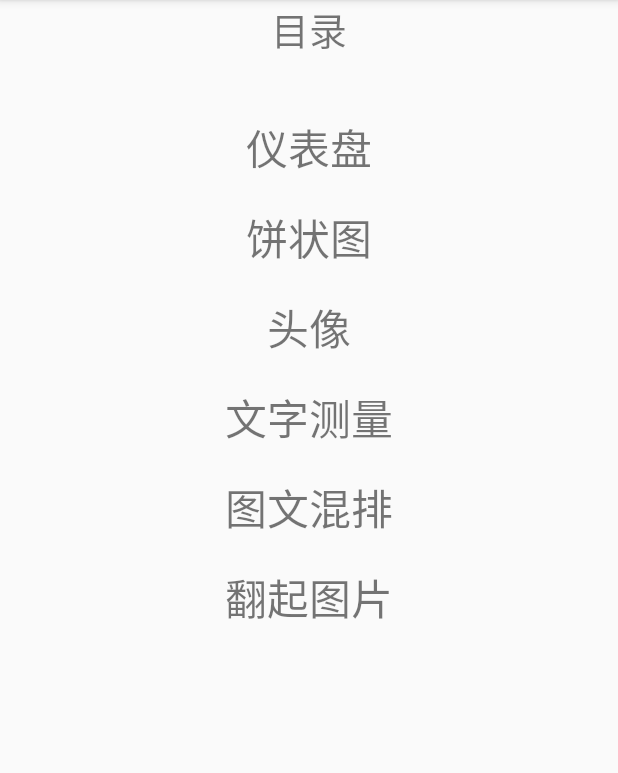
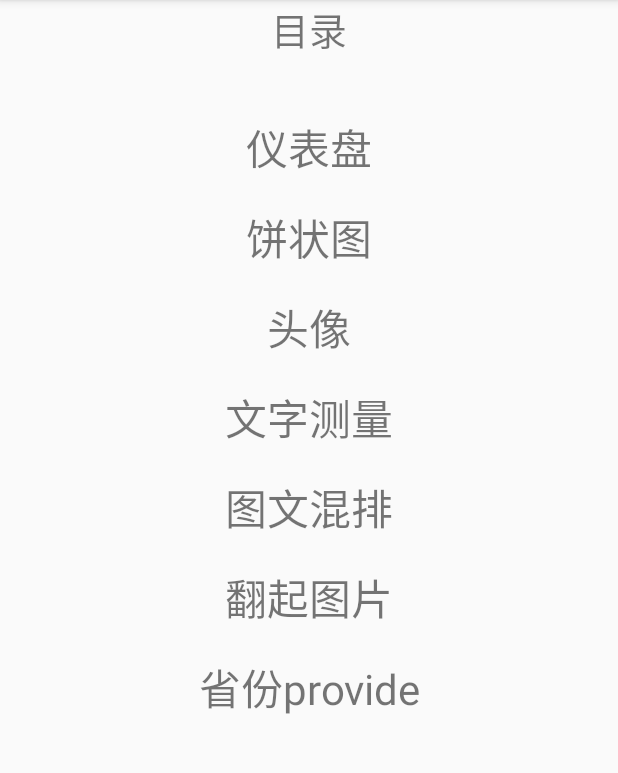
Before and after one commit to hnsojohnny/CustomizeLn, an Android app: the CustomHomeActivity screen opened directly, with no data from a screen before it, on a phone screen of 412 x 824 dp, the part 84-857 px from its top. Run offline under Robolectric (Android 15) with nearby library versions, the phone set to English and light mode, and no system bars.

Commit message:
提交taglayout

```diff
--- a/app/src/main/AndroidManifest.xml
+++ b/app/src/main/AndroidManifest.xml
@@ -21,6 +21,7 @@
         <activity android:name=".AnimHomeActivity"/>
         <activity android:name=".CustomViewDetailActivity"/>
         <activity android:name=".AnimViewDetailActivity"/>
+        <activity android:name=".TagKeyActivity"/>
     </application>
 
 </manifest>
--- a/app/src/main/java/com/customizeln/CustomHomeActivity.kt
+++ b/app/src/main/java/com/customizeln/CustomHomeActivity.kt
@@ -19,10 +19,16 @@ class CustomHomeActivity : AppCompatActivity(){
         val rv = findViewById<RecyclerView>(R.id.rv)
         rv.layoutManager = LinearLayoutManager(this)
         rv.adapter = CustomHomeAdapter(object : CustomHomeAdapter.OnItemListener {
-            override fun onClick(position: Int) {
-                Intent(this@CustomHomeActivity, CustomViewDetailActivity::class.java).apply {
-                    action = position.toString()
-                    startActivity(this)
+            override fun onClick(position: Int, title: String) {
+                if (title.equals("省份provide")){
+                    Intent(this@CustomHomeActivity, TagKeyActivity::class.java).apply {
+                        startActivity(this)
+                    }
+                }else {
+                    Intent(this@CustomHomeActivity, CustomViewDetailActivity::class.java).apply {
+                        action = position.toString()
+                        startActivity(this)
+                    }
                 }
             }
         })
--- a/app/src/main/java/com/customizeln/CustomHomeAdapter.kt
+++ b/app/src/main/java/com/customizeln/CustomHomeAdapter.kt
@@ -14,18 +14,18 @@ import androidx.recyclerview.widget.RecyclerView
  */
 class CustomHomeAdapter constructor(val onItemListener: OnItemListener) : RecyclerView.Adapter<CustomHomeAdapter.ViewHolder>(){
 
-    val titles = arrayListOf<String>().apply {
+    private val titles = arrayListOf<String>().apply {
         add("仪表盘")
         add("饼状图")
         add("头像")
         add("文字测量")
         add("图文混排")
         add("翻起图片")
+        add("省份provide")
     }
-    val intent = Intent()
 
     inner class ViewHolder constructor(itemView: View) : RecyclerView.ViewHolder(itemView){
-        val title = itemView.findViewById<TextView>(R.id.title)
+        val title: TextView = itemView.findViewById(R.id.title)
     }
 
     override fun onCreateViewHolder(parent: ViewGroup, viewType: Int): ViewHolder {
@@ -38,11 +38,11 @@ class CustomHomeAdapter constructor(val onItemListener: OnItemListener) : Recycl
     override fun onBindViewHolder(holder: ViewHolder, position: Int) {
         holder.title.text = titles[position]
         holder.itemView.setOnClickListener {
-            onItemListener.onClick(position)
+            onItemListener.onClick(position, titles[position])
         }
     }
 
     interface OnItemListener{
-        fun onClick(position: Int)
+        fun onClick(position: Int, title: String)
     }
 }
```
Also changed, not shown: app/src/main/java/com/customizeln/TagKeyActivity.kt (added, +18 -0 lines), app/src/main/java/com/customizeln/view/TagKeyLayout.kt (added, +30 -0 lines), app/src/main/java/com/customizeln/view/TagKeyView.kt (added, +50 -0 lines), app/src/main/res/layout/activity_tagkey.xml (added, +35 -0 lines).
